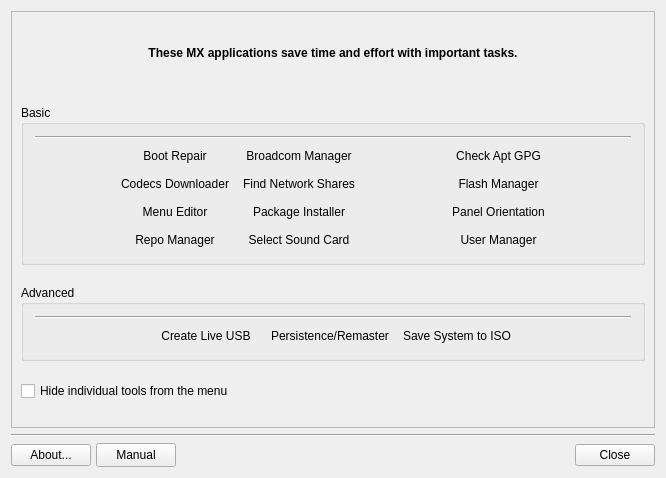
AdrianTM/mx-tools, file mxtools.ui: the form before one commit.
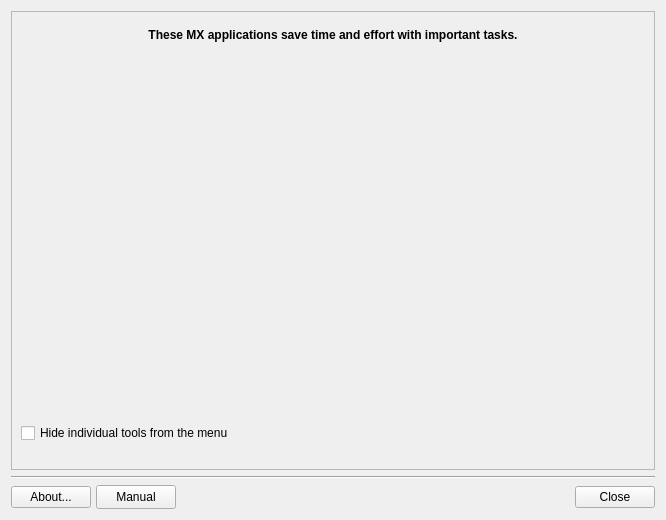
The form after the commit. Icons and pictures are not drawn. Custom widgets are drawn as their Qt base class.

Commit message: read .desktop files and populate buttons

Patch:
```diff
--- a/mxtools.ui
+++ b/mxtools.ui
@@ -7,7 +7,7 @@
     <x>0</x>
     <y>0</y>
     <width>666</width>
-    <height>478</height>
+    <height>520</height>
    </rect>
   </property>
   <property name="windowTitle">
@@ -193,14 +193,14 @@
       <property name="spacing">
        <number>20</number>
       </property>
-      <item row="10" column="0" colspan="3">
+      <item row="9" column="0" colspan="2">
        <widget class="QCheckBox" name="hideCheckBox">
         <property name="text">
          <string>Hide individual tools from the menu</string>
         </property>
        </widget>
       </item>
-      <item row="0" column="0" rowspan="2" colspan="3">
+      <item row="0" column="0" rowspan="2" colspan="2">
        <widget class="QLabel" name="introductionLabel">
         <property name="sizePolicy">
          <sizepolicy hsizetype="MinimumExpanding" vsizetype="Minimum">
@@ -228,393 +228,21 @@
         </property>
        </widget>
       </item>
-      <item row="9" column="0" colspan="3">
-       <widget class="QGroupBox" name="advancedBox">
-        <property name="title">
-         <string>Advanced</string>
+      <item row="8" column="0" colspan="2">
+       <spacer name="verticalSpacer">
+        <property name="orientation">
+         <enum>Qt::Vertical</enum>
         </property>
-        <layout class="QGridLayout" name="gridLayout_4">
-         <item row="0" column="0" colspan="5">
-          <widget class="Line" name="lineAdv">
-           <property name="sizePolicy">
-            <sizepolicy hsizetype="MinimumExpanding" vsizetype="Fixed">
-             <horstretch>0</horstretch>
-             <verstretch>0</verstretch>
-            </sizepolicy>
-           </property>
-           <property name="frameShadow">
-            <enum>QFrame::Sunken</enum>
-           </property>
-           <property name="orientation">
-            <enum>Qt::Horizontal</enum>
-           </property>
-          </widget>
-         </item>
-         <item row="1" column="3">
-          <widget class="FlatButton" name="buttonSnapshot">
-           <property name="toolTip">
-            <string>Create a live-CD from the running system.</string>
-           </property>
-           <property name="text">
-            <string>Save System to ISO</string>
-           </property>
-           <property name="icon">
-            <iconset>
-             <normaloff>../../../../../../../../usr/share/icons/Tango/scalable/devices/system.svg</normaloff>../../../../../../../../usr/share/icons/Tango/scalable/devices/system.svg</iconset>
-           </property>
-           <property name="flat">
-            <bool>true</bool>
-           </property>
-          </widget>
-         </item>
-         <item row="1" column="2">
-          <widget class="FlatButton" name="buttonRemaster">
-           <property name="toolTip">
-            <string>Tools for live persistence and remastering.</string>
-           </property>
-           <property name="text">
-            <string>Persistence/Remaster</string>
-           </property>
-           <property name="icon">
-            <iconset>
-             <normaloff>../../../../../../../../usr/share/icons/Tango/24x24/categories/preferences-desktop.png</normaloff>../../../../../../../../usr/share/icons/Tango/24x24/categories/preferences-desktop.png</iconset>
-           </property>
-           <property name="flat">
-            <bool>true</bool>
-           </property>
-          </widget>
-         </item>
-         <item row="1" column="1">
-          <widget class="FlatButton" name="buttonLiveUSB">
-           <property name="toolTip">
-            <string>Run MX live with persistence on a USB device.</string>
-           </property>
-           <property name="text">
-            <string>Create Live USB</string>
-           </property>
-           <property name="icon">
-            <iconset>
-             <normaloff>../../../../../../../../usr/share/icons/Tango/24x24/devices/usbpendrive_unmount.png</normaloff>../../../../../../../../usr/share/icons/Tango/24x24/devices/usbpendrive_unmount.png</iconset>
-           </property>
-           <property name="flat">
-            <bool>true</bool>
-           </property>
-          </widget>
-         </item>
-         <item row="1" column="0">
-          <spacer name="horizontalSpacer">
-           <property name="orientation">
-            <enum>Qt::Horizontal</enum>
-           </property>
-           <property name="sizeType">
-            <enum>QSizePolicy::Minimum</enum>
-           </property>
-           <property name="sizeHint" stdset="0">
-            <size>
-             <width>15</width>
-             <height>20</height>
-            </size>
-           </property>
-          </spacer>
-         </item>
-         <item row="1" column="4">
-          <spacer name="horizontalSpacer_2">
-           <property name="orientation">
-            <enum>Qt::Horizontal</enum>
-           </property>
-           <property name="sizeType">
-            <enum>QSizePolicy::Minimum</enum>
-           </property>
-           <property name="sizeHint" stdset="0">
-            <size>
-             <width>15</width>
-             <height>20</height>
-            </size>
-           </property>
-          </spacer>
-         </item>
-        </layout>
-       </widget>
+        <property name="sizeHint" stdset="0">
+         <size>
+          <width>20</width>
+          <height>40</height>
+         </size>
+        </property>
+       </spacer>
       </item>
-      <item row="6" column="0" colspan="3">
-       <widget class="QGroupBox" name="basicBox">
-        <property name="title">
-         <string>Basic</string>
-        </property>
-        <property name="flat">
-         <bool>false</bool>
-        </property>
-        <property name="checkable">
-         <bool>false</bool>
-        </property>
-        <layout class="QGridLayout" name="gridLayout_3">
-         <item row="0" column="0" colspan="6">
-          <widget class="Line" name="lineBasic">
-           <property name="sizePolicy">
-            <sizepolicy hsizetype="MinimumExpanding" vsizetype="Fixed">
-             <horstretch>0</horstretch>
-             <verstretch>0</verstretch>
-            </sizepolicy>
-           </property>
-           <property name="frameShadow">
-            <enum>QFrame::Sunken</enum>
-           </property>
-           <property name="orientation">
-            <enum>Qt::Horizontal</enum>
-           </property>
-          </widget>
-         </item>
-         <item row="4" column="4">
-          <widget class="FlatButton" name="buttonUser">
-           <property name="font">
-            <font>
-             <underline>false</underline>
-             <kerning>true</kerning>
-            </font>
-           </property>
-           <property name="mouseTracking">
-            <bool>false</bool>
-           </property>
-           <property name="acceptDrops">
-            <bool>false</bool>
-           </property>
-           <property name="toolTip">
-            <string>Manage users and groups, repair settings.</string>
-           </property>
-           <property name="autoFillBackground">
-            <bool>false</bool>
-           </property>
-           <property name="text">
-            <string>User Manager</string>
-           </property>
-           <property name="icon">
-            <iconset>
-             <normaloff>../../../../../../../usr/share/pixmaps/mx-user.png</normaloff>../../../../../../../usr/share/pixmaps/mx-user.png</iconset>
-           </property>
-           <property name="flat">
-            <bool>true</bool>
-           </property>
-          </widget>
-         </item>
-         <item row="1" column="0">
-          <spacer name="horizontalSpacer_3">
-           <property name="orientation">
-            <enum>Qt::Horizontal</enum>
-           </property>
-           <property name="sizeType">
-            <enum>QSizePolicy::Minimum</enum>
-           </property>
-           <property name="sizeHint" stdset="0">
-            <size>
-             <width>15</width>
-             <height>20</height>
-            </size>
-           </property>
-          </spacer>
-         </item>
-         <item row="1" column="1">
-          <widget class="FlatButton" name="buttonBootrepair">
-           <property name="toolTip">
-            <string>Repair boot problems.</string>
-           </property>
-           <property name="text">
-            <string>Boot Repair</string>
-           </property>
-           <property name="icon">
-            <iconset>
-             <normaloff>../../../../../../../usr/share/pixmaps/mx-bootrepair.png</normaloff>../../../../../../../usr/share/pixmaps/mx-bootrepair.png</iconset>
-           </property>
-           <property name="flat">
-            <bool>true</bool>
-           </property>
-          </widget>
-         </item>
-         <item row="2" column="1">
-          <widget class="FlatButton" name="buttonCodecs">
-           <property name="toolTip">
-            <string>Download and install restricted codecs.</string>
-           </property>
-           <property name="text">
-            <string>Codecs Downloader</string>
-           </property>
-           <property name="icon">
-            <iconset>
-             <normaloff>../../../../../../../usr/share/pixmaps/mx-codecs.png</normaloff>../../../../../../../usr/share/pixmaps/mx-codecs.png</iconset>
-           </property>
-           <property name="flat">
-            <bool>true</bool>
-           </property>
-          </widget>
-         </item>
-         <item row="1" column="4">
-          <widget class="FlatButton" name="buttonCheckAptGPG">
-           <property name="toolTip">
-            <string>Check and add missing GPG keys needed by APT.</string>
-           </property>
-           <property name="text">
-            <string>Check Apt GPG</string>
-           </property>
-           <property name="icon">
-            <iconset>
-             <normaloff>../../../../../../../../usr/share/pixmaps/checkaptgpg.png</normaloff>../../../../../../../../usr/share/pixmaps/checkaptgpg.png</iconset>
-           </property>
-           <property name="flat">
-            <bool>true</bool>
-           </property>
-          </widget>
-         </item>
-         <item row="1" column="2">
-          <widget class="FlatButton" name="buttonBroadcom">
-           <property name="toolTip">
-            <string>Manage Broadcom WiFi drivers.</string>
-           </property>
-           <property name="text">
-            <string>Broadcom Manager</string>
-           </property>
-           <property name="icon">
-            <iconset>
-             <normaloff>../../../../../../../usr/share/pixmaps/mx-broadcom-manager.png</normaloff>../../../../../../../usr/share/pixmaps/mx-broadcom-manager.png</iconset>
-           </property>
-           <property name="flat">
-            <bool>true</bool>
-           </property>
-          </widget>
-         </item>
-         <item row="2" column="4">
-          <widget class="FlatButton" name="buttonFlash">
-           <property name="toolTip">
-            <string>Manage Adobe Flash (tm) plugin.</string>
-           </property>
-           <property name="text">
-            <string>Flash Manager</string>
-           </property>
-           <property name="icon">
-            <iconset>
-             <normaloff>../../../../../../../usr/share/pixmaps/mx-flash.png</normaloff>../../../../../../../usr/share/pixmaps/mx-flash.png</iconset>
-           </property>
-           <property name="flat">
-            <bool>true</bool>
-           </property>
-          </widget>
-         </item>
-         <item row="2" column="2">
-          <widget class="FlatButton" name="buttonFindShares">
-           <property name="toolTip">
-            <string>Program for network troubleshooting and configuration.</string>
-           </property>
-           <property name="text">
-            <string>Find Network Shares</string>
-           </property>
-           <property name="icon">
-            <iconset theme="find">
-             <normaloff/>
-            </iconset>
-           </property>
-           <property name="flat">
-            <bool>true</bool>
-           </property>
-          </widget>
-         </item>
-         <item row="3" column="2">
-          <widget class="FlatButton" name="buttonPackageInstaller">
-           <property name="toolTip">
-            <string>Install additional packages.</string>
-           </property>
-           <property name="text">
-            <string>Package Installer</string>
-           </property>
-           <property name="icon">
-            <iconset>
-             <normaloff>../../../../../../../usr/share/pixmaps/mx-packageinstaller.png</normaloff>../../../../../../../usr/share/pixmaps/mx-packageinstaller.png</iconset>
-           </property>
-           <property name="flat">
-            <bool>true</bool>
-           </property>
-          </widget>
-         </item>
-         <item row="3" column="1">
-          <widget class="FlatButton" name="buttonMenuEditor">
-           <property name="toolTip">
-            <string>Xfce menu editor.</string>
-           </property>
-           <property name="text">
-            <string>Menu Editor</string>
-           </property>
-           <property name="icon">
-            <iconset>
-             <normaloff>../../../../../../../usr/share/pixmaps/mx-menu-editor.png</normaloff>../../../../../../../usr/share/pixmaps/mx-menu-editor.png</iconset>
-           </property>
-           <property name="flat">
-            <bool>true</bool>
-           </property>
-          </widget>
-         </item>
-         <item row="1" column="5">
-          <spacer name="horizontalSpacer_4">
-           <property name="orientation">
-            <enum>Qt::Horizontal</enum>
-           </property>
-           <property name="sizeType">
-            <enum>QSizePolicy::Minimum</enum>
-           </property>
-           <property name="sizeHint" stdset="0">
-            <size>
-             <width>15</width>
-             <height>20</height>
-            </size>
-           </property>
-          </spacer>
-         </item>
-         <item row="3" column="4">
-          <widget class="FlatButton" name="buttonPanelOrientation">
-           <property name="text">
-            <string>Panel Orientation</string>
-           </property>
-           <property name="icon">
-            <iconset>
-             <normaloff>../../../../../../../usr/share/pixmaps/mx-panel-orientation.png</normaloff>../../../../../../../usr/share/pixmaps/mx-panel-orientation.png</iconset>
-           </property>
-           <property name="flat">
-            <bool>true</bool>
-           </property>
-          </widget>
-         </item>
-         <item row="4" column="1">
-          <widget class="FlatButton" name="buttonRepoManager">
-           <property name="toolTip">
-            <string>Switch users without logging out.</string>
-           </property>
-           <property name="text">
-            <string>Repo Manager</string>
-           </property>
-           <property name="icon">
-            <iconset>
-             <normaloff>../../../../../../../usr/share/pixmaps/mx-repo-manager.png</normaloff>../../../../../../../usr/share/pixmaps/mx-repo-manager.png</iconset>
-           </property>
-           <property name="flat">
-            <bool>true</bool>
-           </property>
-          </widget>
-         </item>
-         <item row="4" column="2">
-          <widget class="FlatButton" name="buttonSoundCard">
-           <property name="toolTip">
-            <string>Select the sound card you want to use.</string>
-           </property>
-           <property name="text">
-            <string>Select Sound Card</string>
-           </property>
-           <property name="icon">
-            <iconset>
-             <normaloff>../../../../../../../usr/share/icons/Faenza-Cupertino-mini/status/16/audio-volume-medium.png</normaloff>../../../../../../../usr/share/icons/Faenza-Cupertino-mini/status/16/audio-volume-medium.png</iconset>
-           </property>
-           <property name="flat">
-            <bool>true</bool>
-           </property>
-          </widget>
-         </item>
-        </layout>
-       </widget>
+      <item row="2" column="0" rowspan="2" colspan="2">
+       <layout class="QGridLayout" name="gridLayout_btn"/>
       </item>
      </layout>
     </widget>
@@ -622,13 +250,6 @@
   </layout>
  </widget>
  <layoutdefault spacing="6" margin="11"/>
- <customwidgets>
-  <customwidget>
-   <class>FlatButton</class>
-   <extends>QPushButton</extends>
-   <header>flatbutton.h</header>
-  </customwidget>
- </customwidgets>
  <resources/>
  <connections>
   <connection>
```
The commit also changes 4 other files.
